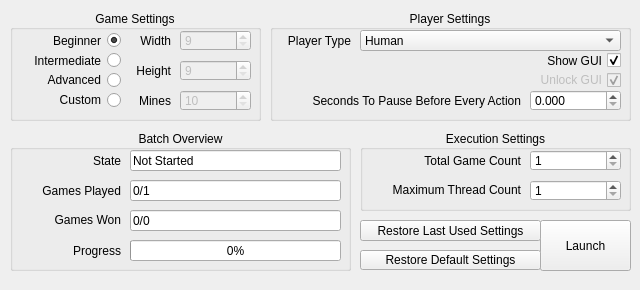
Old version of the form ui/sweeper_control_window.ui in the repository nthexwn/AISweeper.
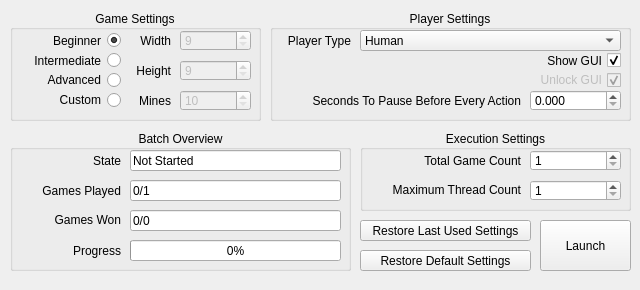
New version of the form.

The edit to the form file:
```diff
--- a/ui/sweeper_control_window.ui
+++ b/ui/sweeper_control_window.ui
@@ -53,8 +53,8 @@
      <rect>
       <x>360</x>
       <y>250</y>
-      <width>181</width>
-      <height>20</height>
+      <width>171</width>
+      <height>21</height>
      </rect>
     </property>
     <property name="text">
@@ -66,7 +66,7 @@
      <rect>
       <x>360</x>
       <y>220</y>
-      <width>181</width>
+      <width>171</width>
       <height>21</height>
      </rect>
     </property>
```
